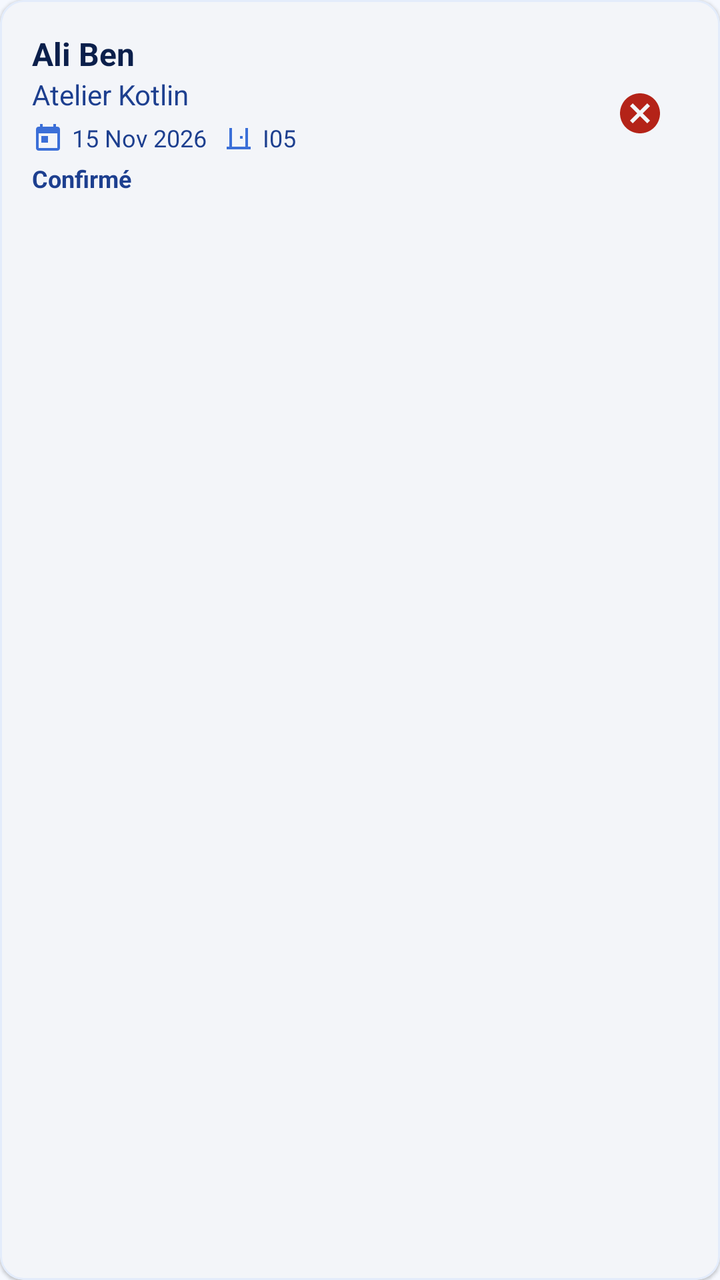
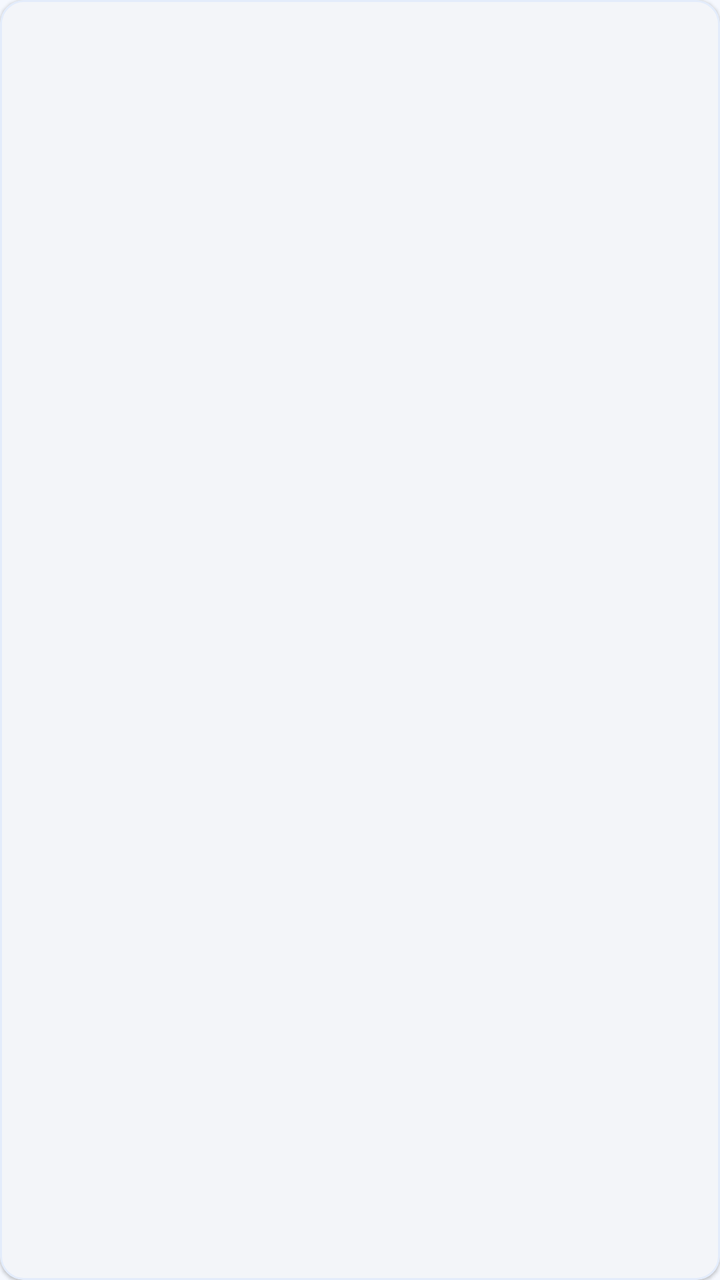

Screens rendered from an Android XML layout before and after an edit, with the pre-edit source and the edit as a unified diff.
<!-- AndroidManifest.xml: application theme Theme.HajzApp -->
<!-- res/layout/item_reservation.xml -->
<?xml version="1.0" encoding="utf-8"?>
<com.google.android.material.card.MaterialCardView xmlns:android="http://schemas.android.com/apk/res/android"
    xmlns:app="http://schemas.android.com/apk/res-auto"
    android:layout_width="match_parent"
    android:layout_height="wrap_content"
    android:layout_marginBottom="12dp"
    app:cardCornerRadius="12dp"
    app:cardElevation="1dp"
    app:cardBackgroundColor="@color/surface"
    app:strokeWidth="1dp"
    app:strokeColor="@color/stroke">

    <LinearLayout
        android:layout_width="match_parent"
        android:layout_height="wrap_content"
        android:orientation="horizontal"
        android:gravity="center_vertical"
        android:padding="16dp">

        <LinearLayout
            android:layout_width="0dp"
            android:layout_height="wrap_content"
            android:layout_weight="1"
            android:orientation="vertical">

            <TextView
                android:id="@+id/tvResNom"
                android:layout_width="match_parent"
                android:layout_height="wrap_content"
                android:text="@string/demo_reservation_name"
                android:textColor="@color/onBackground"
                android:textSize="16sp"
                android:textStyle="bold" />

            <TextView
                android:id="@+id/tvResAtelier"
                android:layout_width="match_parent"
                android:layout_height="wrap_content"
                android:text="@string/demo_reservation_workshop"
                android:textColor="@color/onSurface"
                android:textSize="14sp" />
            <LinearLayout
                android:layout_width="match_parent"
                android:layout_height="wrap_content"
                android:layout_marginTop="4dp"
                android:gravity="center_vertical"
                android:orientation="horizontal">
                <ImageView
                    android:layout_width="16dp"
                    android:layout_height="16dp"
                    android:layout_marginEnd="4dp"
                    android:src="@drawable/ic_calendar"
                    android:contentDescription="@null"
                    app:tint="@color/blue_500" />
                <TextView
                    android:id="@+id/tvResDate"
                    android:layout_width="wrap_content"
                    android:layout_height="wrap_content"
                    android:text="@string/demo_date"
                    android:textColor="@color/onSurface"
                    android:textSize="12sp" />
                <ImageView
                    android:layout_width="16dp"
                    android:layout_height="16dp"
                    android:layout_marginStart="8dp"
                    android:layout_marginEnd="4dp"
                    android:src="@drawable/ic_door"
                    android:contentDescription="@null"
                    app:tint="@color/blue_500" />
                <TextView
                    android:id="@+id/tvResSalle"
                    android:layout_width="wrap_content"
                    android:layout_height="wrap_content"
                    android:text="@string/demo_room"
                    android:textColor="@color/onSurface"
                    android:textSize="12sp" />
            </LinearLayout>

            <TextView
                android:id="@+id/tvResStatut"
                android:layout_width="wrap_content"
                android:layout_height="wrap_content"
                android:text="@string/demo_reservation_status"
                android:textColor="@color/primary"
                android:textSize="12sp"
                android:textStyle="bold"
                android:layout_marginTop="4dp" />
            <TextView
                android:id="@+id/tvResAttente"
                android:layout_width="wrap_content"
                android:layout_height="wrap_content"
                android:layout_marginTop="2dp"
                android:text="@string/demo_waiting"
                android:textColor="@color/onSurface"
                android:textSize="12sp"
                android:visibility="gone" />
        </LinearLayout>

        
        <ImageButton
            android:id="@+id/btnCancelRes"
            android:layout_width="48dp"
            android:layout_height="48dp"
            android:layout_marginStart="8dp"
            android:background="?attr/selectableItemBackgroundBorderless"
            android:src="@drawable/ic_cancel"
            app:tint="@color/danger"
            android:contentDescription="@string/annuler_reservation" />

    </LinearLayout>
</com.google.android.material.card.MaterialCardView>
<!-- resources referenced by this layout -->
<resources>
  <color name="blue_500">#3B6FD8</color>
  <color name="danger">#B42318</color>
  <color name="onBackground">#0B1F4B</color>
  <color name="onSurface">#1D3F8F</color>
  <color name="primary">#1D3F8F</color>
  <color name="stroke">#E3ECFB</color>
  <color name="surface">#FFFFFF</color>
  <!-- drawable ic_calendar (drawable) -->
  <vector xmlns:android="http://schemas.android.com/apk/res/android"
      android:width="20dp"
      android:height="20dp"
      android:viewportWidth="24"
      android:viewportHeight="24">
      <path
          android:fillColor="#FF000000"
          android:pathData="M19,4h-1V2h-2v2H8V2H6v2H5C3.89,4 3.01,4.9 3.01,6L3,20c0,1.1 0.89,2 2,2h14c1.1,0 2,-0.9 2,-2V6c0,-1.1 -0.9,-2 -2,-2zM19,20H5V9h14v11zM7,11h5v5H7z"/>
  </vector>
  <!-- drawable ic_cancel (drawable) -->
  <?xml version="1.0" encoding="utf-8"?>
  <vector xmlns:android="http://schemas.android.com/apk/res/android"
      android:width="24dp" android:height="24dp"
      android:viewportWidth="24" android:viewportHeight="24">
      <path android:fillColor="@color/onSurface" android:pathData="M12,2C6.47,2 2,6.47 2,12s4.47,10 10,10 10,-4.47 10,-10S17.53,2 12,2zM17,15.59L15.59,17 12,13.41 8.41,17 7,15.59 10.59,12 7,8.41 8.41,7 12,10.59 15.59,7 17,8.41 13.41,12 17,15.59z"/>
  </vector>
  <!-- drawable ic_door (drawable) -->
  <?xml version="1.0" encoding="utf-8"?>
  <vector xmlns:android="http://schemas.android.com/apk/res/android"
      android:width="24dp" android:height="24dp"
      android:viewportWidth="24" android:viewportHeight="24">
      <path android:fillColor="@color/onSurface" android:pathData="M19,19V5H5v14H3v2h18v-2h-2zM17,19H7V5h10v14zM15,11H13v2h2v-2z"/>
  </vector>
  <string name="annuler_reservation">Annuler la réservation</string>
  <string name="demo_date">15 Nov 2026</string>
  <string name="demo_reservation_name">Ali Ben</string>
  <string name="demo_reservation_status">Confirmé</string>
  <string name="demo_reservation_workshop">Atelier Kotlin</string>
  <string name="demo_room">I05</string>
  <string name="demo_waiting">2 personnes devant vous</string>
  <style name="Theme.HajzApp" parent="Theme.Material3.DayNight.NoActionBar">
          <item name="colorPrimary">@color/primary</item>
          <item name="colorOnPrimary">@color/onPrimary</item>
          <item name="colorSecondary">@color/secondary</item>
          <item name="colorOnSecondary">@color/onSecondary</item>
          <item name="android:windowBackground">@color/background</item>
          <item name="android:statusBarColor">@color/background</item>
          <item name="android:windowLightStatusBar">true</item>
          <item name="colorSurface">@color/surface</item>
          <item name="colorOnSurface">@color/onSurface</item>
          <item name="android:navigationBarColor">@color/background</item>
      </style>
  <color name="onPrimary">#FFFFFF</color>
  <color name="secondary">#3B6FD8</color>
  <color name="onSecondary">#FFFFFF</color>
  <color name="background">#F5F8FE</color>
</resources>

<!-- the commit's change to res/layout/item_reservation.xml (unified diff, before → after) -->
@@ -4,108 +4,40 @@
     android:layout_width="match_parent"
     android:layout_height="wrap_content"
     android:layout_marginBottom="12dp"
+    app:cardBackgroundColor="@color/surface"
     app:cardCornerRadius="12dp"
     app:cardElevation="1dp"
-    app:cardBackgroundColor="@color/surface"
-    app:strokeWidth="1dp"
-    app:strokeColor="@color/stroke">
+    app:strokeColor="@color/stroke"
+    app:strokeWidth="1dp">
 
     <LinearLayout
         android:layout_width="match_parent"
         android:layout_height="wrap_content"
-        android:orientation="horizontal"
-        android:gravity="center_vertical"
+        android:orientation="vertical"
         android:padding="16dp">
 
-        <LinearLayout
-            android:layout_width="0dp"
+        <TextView
+            android:id="@+id/tvResNom"
+            android:layout_width="match_parent"
             android:layout_height="wrap_content"
-            android:layout_weight="1"
-            android:orientation="vertical">
+            android:textColor="@color/onBackground"
+            android:textSize="16sp"
+            android:textStyle="bold" />
 
-            <TextView
-                android:id="@+id/tvResNom"
-                android:layout_width="match_parent"
-                android:layout_height="wrap_content"
-                android:text="@string/demo_reservation_name"
-                android:textColor="@color/onBackground"
-                android:textSize="16sp"
-                android:textStyle="bold" />
+        <TextView
+            android:id="@+id/tvResAtelier"
+            android:layout_width="match_parent"
+            android:layout_height="wrap_content"
+            android:textColor="@color/onSurface"
+            android:textSize="14sp" />
 
-            <TextView
-                android:id="@+id/tvResAtelier"
-                android:layout_width="match_parent"
-                android:layout_height="wrap_content"
-                android:text="@string/demo_reservation_workshop"
-                android:textColor="@color/onSurface"
-                android:textSize="14sp" />
-            <LinearLayout
-                android:layout_width="match_parent"
-                android:layout_height="wrap_content"
-                android:layout_marginTop="4dp"
-                android:gravity="center_vertical"
-                android:orientation="horizontal">
-                <ImageView
-                    android:layout_width="16dp"
-                    android:layout_height="16dp"
-                    android:layout_marginEnd="4dp"
-                    android:src="@drawable/ic_calendar"
-                    android:contentDescription="@null"
-                    app:tint="@color/blue_500" />
-                <TextView
-                    android:id="@+id/tvResDate"
-                    android:layout_width="wrap_content"
-                    android:layout_height="wrap_content"
-                    android:text="@string/demo_date"
-                    android:textColor="@color/onSurface"
-                    android:textSize="12sp" />
-                <ImageView
-                    android:layout_width="16dp"
-                    android:layout_height="16dp"
-                    android:layout_marginStart="8dp"
-                    android:layout_marginEnd="4dp"
-                    android:src="@drawable/ic_door"
-                    android:contentDescription="@null"
-                    app:tint="@color/blue_500" />
-                <TextView
-                    android:id="@+id/tvResSalle"
-                    android:layout_width="wrap_content"
-                    android:layout_height="wrap_content"
-                    android:text="@string/demo_room"
-                    android:textColor="@color/onSurface"
-                    android:textSize="12sp" />
-            </LinearLayout>
-
-            <TextView
-                android:id="@+id/tvResStatut"
-                android:layout_width="wrap_content"
-                android:layout_height="wrap_content"
-                android:text="@string/demo_reservation_status"
-                android:textColor="@color/primary"
-                android:textSize="12sp"
-                android:textStyle="bold"
-                android:layout_marginTop="4dp" />
-            <TextView
-                android:id="@+id/tvResAttente"
-                android:layout_width="wrap_content"
-                android:layout_height="wrap_content"
-                android:layout_marginTop="2dp"
-                android:text="@string/demo_waiting"
-                android:textColor="@color/onSurface"
-                android:textSize="12sp"
-                android:visibility="gone" />
-        </LinearLayout>
-
-        
-        <ImageButton
-            android:id="@+id/btnCancelRes"
-            android:layout_width="48dp"
-            android:layout_height="48dp"
-            android:layout_marginStart="8dp"
-            android:background="?attr/selectableItemBackgroundBorderless"
-            android:src="@drawable/ic_cancel"
-            app:tint="@color/danger"
-            android:contentDescription="@string/annuler_reservation" />
-
+        <TextView
+            android:id="@+id/tvResStatut"
+            android:layout_width="wrap_content"
+            android:layout_height="wrap_content"
+            android:layout_marginTop="4dp"
+            android:textColor="@color/primary"
+            android:textSize="14sp"
+            android:textStyle="bold" />
     </LinearLayout>
 </com.google.android.material.card.MaterialCardView>
<!-- resource entries referenced after the edit -->
@@ -1,43 +1,10 @@
 <!-- resources referenced by this layout -->
 <resources>
-  <color name="blue_500">#3B6FD8</color>
-  <color name="danger">#B42318</color>
   <color name="onBackground">#0B1F4B</color>
   <color name="onSurface">#1D3F8F</color>
   <color name="primary">#1D3F8F</color>
   <color name="stroke">#E3ECFB</color>
   <color name="surface">#FFFFFF</color>
-  <!-- drawable ic_calendar (drawable) -->
-  <vector xmlns:android="http://schemas.android.com/apk/res/android"
-      android:width="20dp"
-      android:height="20dp"
-      android:viewportWidth="24"
-      android:viewportHeight="24">
-      <path
-          android:fillColor="#FF000000"
-          android:pathData="M19,4h-1V2h-2v2H8V2H6v2H5C3.89,4 3.01,4.9 3.01,6L3,20c0,1.1 0.89,2 2,2h14c1.1,0 2,-0.9 2,-2V6c0,-1.1 -0.9,-2 -2,-2zM19,20H5V9h14v11zM7,11h5v5H7z"/>
-  </vector>
-  <!-- drawable ic_cancel (drawable) -->
-  <?xml version="1.0" encoding="utf-8"?>
-  <vector xmlns:android="http://schemas.android.com/apk/res/android"
-      android:width="24dp" android:height="24dp"
-      android:viewportWidth="24" android:viewportHeight="24">
-      <path android:fillColor="@color/onSurface" android:pathData="M12,2C6.47,2 2,6.47 2,12s4.47,10 10,10 10,-4.47 10,-10S17.53,2 12,2zM17,15.59L15.59,17 12,13.41 8.41,17 7,15.59 10.59,12 7,8.41 8.41,7 12,10.59 15.59,7 17,8.41 13.41,12 17,15.59z"/>
-  </vector>
-  <!-- drawable ic_door (drawable) -->
-  <?xml version="1.0" encoding="utf-8"?>
-  <vector xmlns:android="http://schemas.android.com/apk/res/android"
-      android:width="24dp" android:height="24dp"
-      android:viewportWidth="24" android:viewportHeight="24">
-      <path android:fillColor="@color/onSurface" android:pathData="M19,19V5H5v14H3v2h18v-2h-2zM17,19H7V5h10v14zM15,11H13v2h2v-2z"/>
-  </vector>
-  <string name="annuler_reservation">Annuler la réservation</string>
-  <string name="demo_date">15 Nov 2026</string>
-  <string name="demo_reservation_name">Ali Ben</string>
-  <string name="demo_reservation_status">Confirmé</string>
-  <string name="demo_reservation_workshop">Atelier Kotlin</string>
-  <string name="demo_room">I05</string>
-  <string name="demo_waiting">2 personnes devant vous</string>
   <style name="Theme.HajzApp" parent="Theme.Material3.DayNight.NoActionBar">
           <item name="colorPrimary">@color/primary</item>
           <item name="colorOnPrimary">@color/onPrimary</item>
